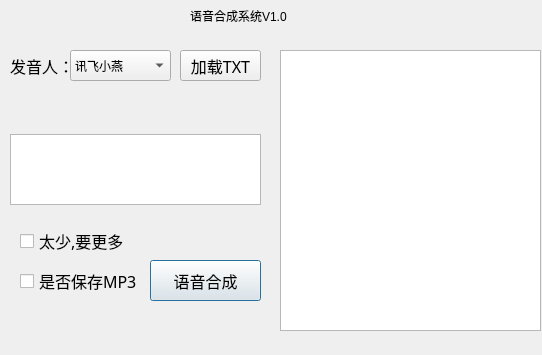
First picture: the form in TextToSpeech/TxtToSpeech.ui, repository porterpan/TextToSpeech_API_test, before the edit.
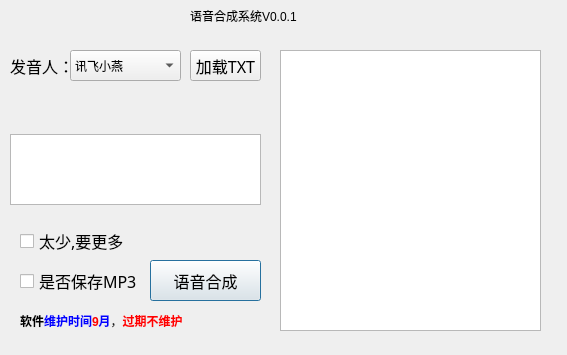
Second picture: the form after the edit.

The edit to the form file:
```diff
--- a/TextToSpeech/TxtToSpeech.ui
+++ b/TextToSpeech/TxtToSpeech.ui
@@ -6,7 +6,7 @@
    <rect>
     <x>0</x>
     <y>0</y>
-    <width>542</width>
+    <width>567</width>
     <height>355</height>
    </rect>
   </property>
@@ -33,7 +33,7 @@
     </rect>
    </property>
    <property name="text">
-    <string>语音合成系统V1.0</string>
+    <string>语音合成系统V0.0.1</string>
    </property>
   </widget>
   <widget class="QCheckBox" name="checkBox">
@@ -79,7 +79,7 @@
     <rect>
      <x>70</x>
      <y>50</y>
-     <width>101</width>
+     <width>111</width>
      <height>31</height>
     </rect>
    </property>
@@ -267,9 +267,9 @@
   <widget class="QPushButton" name="pushButton_load_file">
    <property name="geometry">
     <rect>
-     <x>180</x>
+     <x>190</x>
      <y>50</y>
-     <width>81</width>
+     <width>71</width>
      <height>31</height>
     </rect>
    </property>
@@ -350,6 +350,19 @@
     </rect>
    </property>
   </widget>
+  <widget class="QLabel" name="label_2">
+   <property name="geometry">
+    <rect>
+     <x>20</x>
+     <y>306</y>
+     <width>241</width>
+     <height>31</height>
+    </rect>
+   </property>
+   <property name="text">
+    <string>&lt;html&gt;&lt;head/&gt;&lt;body&gt;&lt;p&gt;&lt;span style=&quot; font-weight:600;&quot;&gt;软件&lt;/span&gt;&lt;span style=&quot; font-weight:600; color:#0000ff;&quot;&gt;维护时间&lt;/span&gt;&lt;span style=&quot; font-weight:600; color:#ff0000;&quot;&gt;9&lt;/span&gt;&lt;span style=&quot; font-weight:600; color:#0000ff;&quot;&gt;月&lt;/span&gt;，&lt;span style=&quot; font-weight:600; color:#ff0000;&quot;&gt;过期不维护&lt;/span&gt;&lt;/p&gt;&lt;/body&gt;&lt;/html&gt;</string>
+   </property>
+  </widget>
  </widget>
  <resources/>
  <connections/>
```
